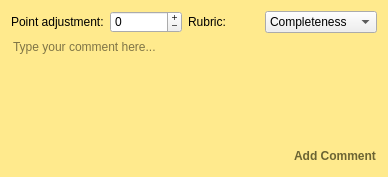
Before: the Qt Designer form TurboGrade/ui/commentpopup.ui in wassgha/TurboGrade, drawn with Qt 5.
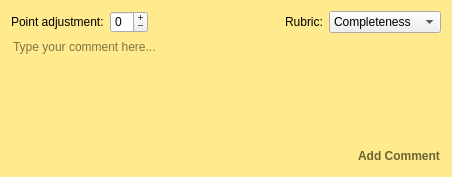
After: the same form once the commit is applied.

Diff of the .ui file:
```diff
--- a/TurboGrade/ui/commentpopup.ui
+++ b/TurboGrade/ui/commentpopup.ui
@@ -6,7 +6,7 @@
    <rect>
     <x>0</x>
     <y>0</y>
-    <width>388</width>
+    <width>452</width>
     <height>177</height>
    </rect>
   </property>
@@ -73,6 +73,19 @@
        </property>
       </widget>
      </item>
+     <item>
+      <spacer name="horizontalSpacer_2">
+       <property name="orientation">
+        <enum>Qt::Horizontal</enum>
+       </property>
+       <property name="sizeHint" stdset="0">
+        <size>
+         <width>40</width>
+         <height>20</height>
+        </size>
+       </property>
+      </spacer>
+     </item>
      <item>
       <widget class="QLabel" name="criterion_label">
        <property name="text">
@@ -82,6 +95,9 @@
      </item>
      <item>
       <widget class="QComboBox" name="criterion">
+       <property name="sizeAdjustPolicy">
+        <enum>QComboBox::AdjustToContents</enum>
+       </property>
        <item>
         <property name="text">
          <string>Completeness</string>
```
